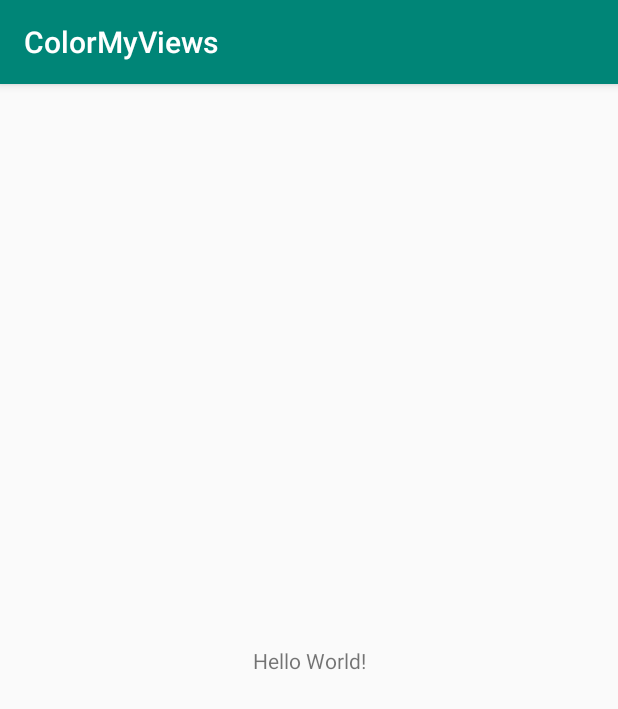
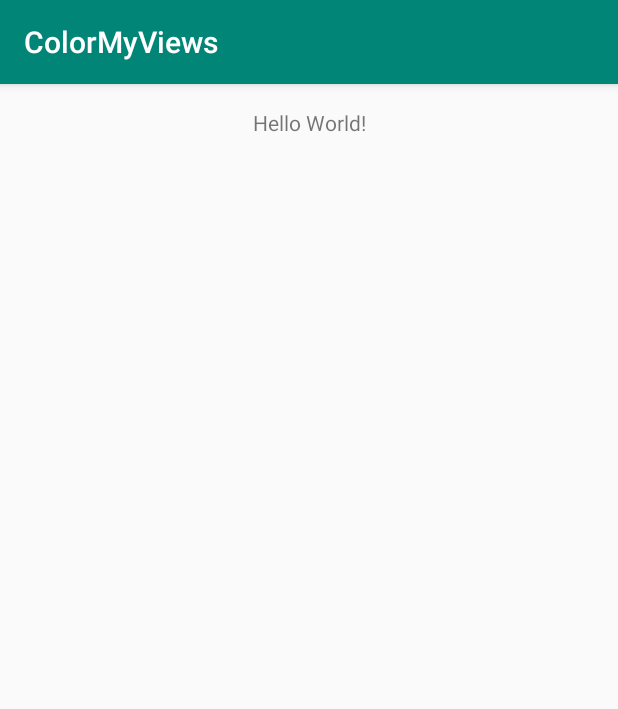
Before and after one commit to gmartinez31/ColorMyViews, an Android app: the screen it shows after launch (MainActivity), on a phone screen of 412 x 824 dp. Shown: the top 709 px of the screen. Run offline under Robolectric (Android 15) with nearby library versions, the phone set to English and light mode, and no system bars.

Commit message:
practicing with constraintlayout

```diff
--- a/app/src/main/res/layout/activity_main.xml
+++ b/app/src/main/res/layout/activity_main.xml
@@ -7,10 +7,14 @@
     tools:context=".MainActivity">
 
     <TextView
-        android:layout_width="wrap_content"
+        android:layout_width="0dp"
         android:layout_height="wrap_content"
+        android:layout_marginLeft="16dp"
+        android:layout_marginTop="16dp"
+        android:layout_marginRight="16dp"
         android:text="Hello World!"
-        app:layout_constraintBottom_toBottomOf="parent"
+        android:textAlignment="center"
+        app:layout_constraintHorizontal_bias="0.51"
         app:layout_constraintLeft_toLeftOf="parent"
         app:layout_constraintRight_toRightOf="parent"
         app:layout_constraintTop_toTopOf="parent" />
```
